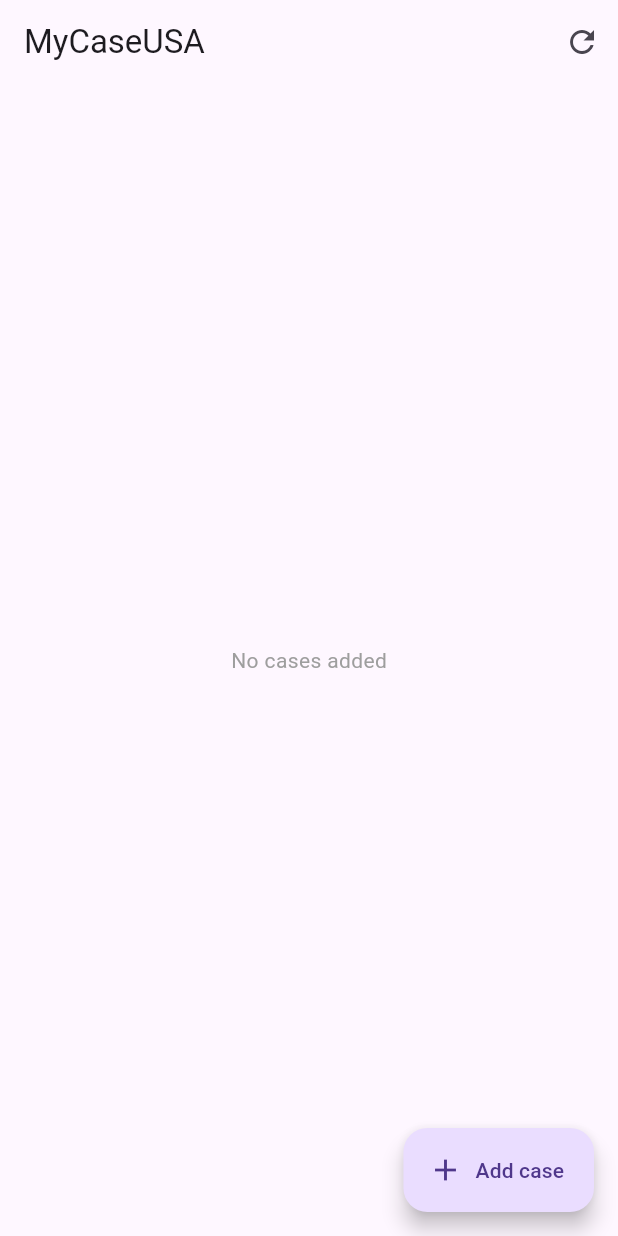
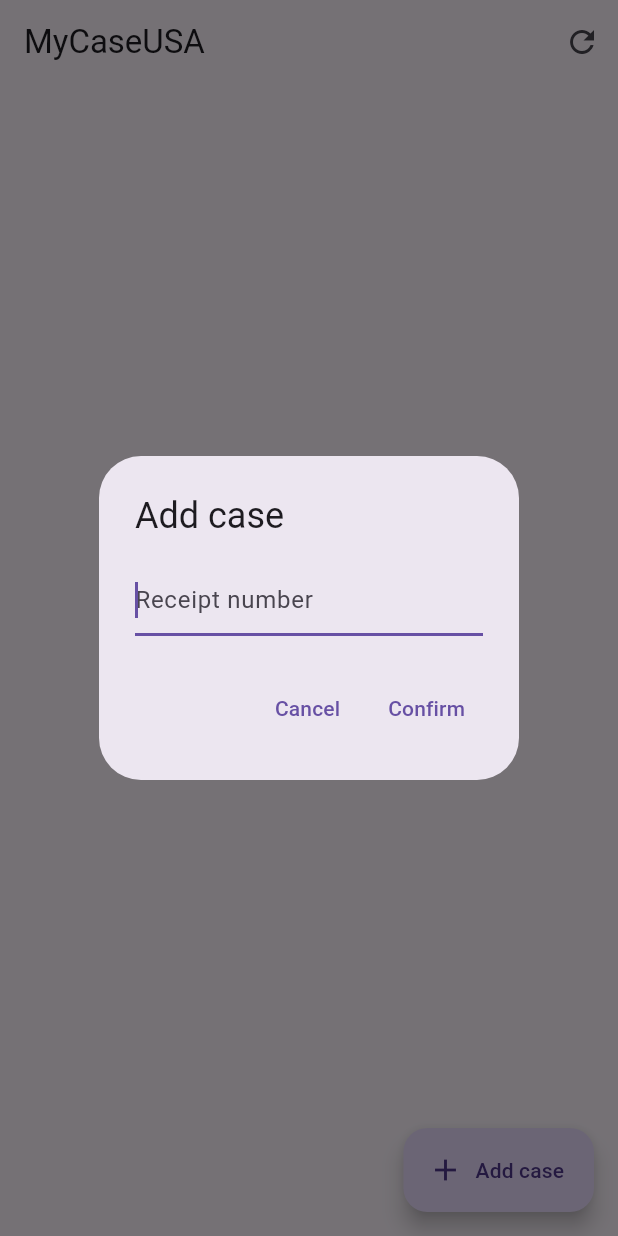
Before and after one commit to sarahgaskov/MyCaseUSA, a Flutter app: the screen it shows after launch, after a tap on "Add case", on a phone screen of 412 x 824 dp. Run offline on Flutter 3.47's test engine with Material 3 defaults, Android fonts, the phone set to English and light mode, and no system bars; our stand-ins replace flutter_dotenv.

Commit message:
Finalize case input popup

```diff
--- a/lib/pages/dashboard.dart
+++ b/lib/pages/dashboard.dart
@@ -42,14 +42,19 @@ class DashboardPageState extends State<DashboardPage>{
 			body: caseListView(cases),
 
 			floatingActionButton: FloatingActionButton.extended(
-                onPressed: () {
-                    addCase(
-                        showInputPopup(context,
-                            "Add case",
-                            "Type in case receipt number"
-                        ) ?? ""
+                onPressed: () async {
+                    final receipt = await showInputPopup(context,
+                        "Add case",
+                        "Receipt number"
                     );
 
+                    if(receipt != null) {
+                        addCase(
+                            receipt.trim().toUpperCase()
+                        );
+                    }
+
+                    return;
                 },
                 icon: const Icon(Icons.add),
                 label: const Text('Add case'),
--- a/lib/widgets/popups.dart
+++ b/lib/widgets/popups.dart
@@ -3,26 +3,29 @@ import 'package:flutter/material.dart';
 Future<String?> showInputPopup(BuildContext context, String header, String prompt) async {
     final TextEditingController controller = TextEditingController();
 
-    final String? input = await ShowDialog<String>(
+    final String? input = await showDialog<String>(
         context: context,
         barrierDismissible: false,
 
-        builder: (BuilderContext dialogContext) {
+        builder: (BuildContext dialogContext) {
             return AlertDialog(
                 title: Text(header),
 
                 content: TextField(
                     controller: controller,
                     autofocus: true,
+                    decoration: InputDecoration(
+                        hintText: prompt,
+                    ),
                 ),
 
                 actions: <Widget>[
                     TextButton(
-                        onPressed: () => Navigator.of(dialogContext).pop(null);
+                        onPressed: () => Navigator.of(dialogContext).pop(null),
                         child: const Text('Cancel'),
                     ),
                     TextButton(
-                        onPressed: () => Navigator.of(dialogContext).pop(controller.text);
+                        onPressed: () => Navigator.of(dialogContext).pop(controller.text),
                         child: const Text('Confirm'),
                     ),
                 ],
@@ -30,6 +33,6 @@ Future<String?> showInputPopup(BuildContext context, String header, String promp
         }
     );
 
-    controller.dispose;
+    controller.dispose();
     return input;
 }
```
